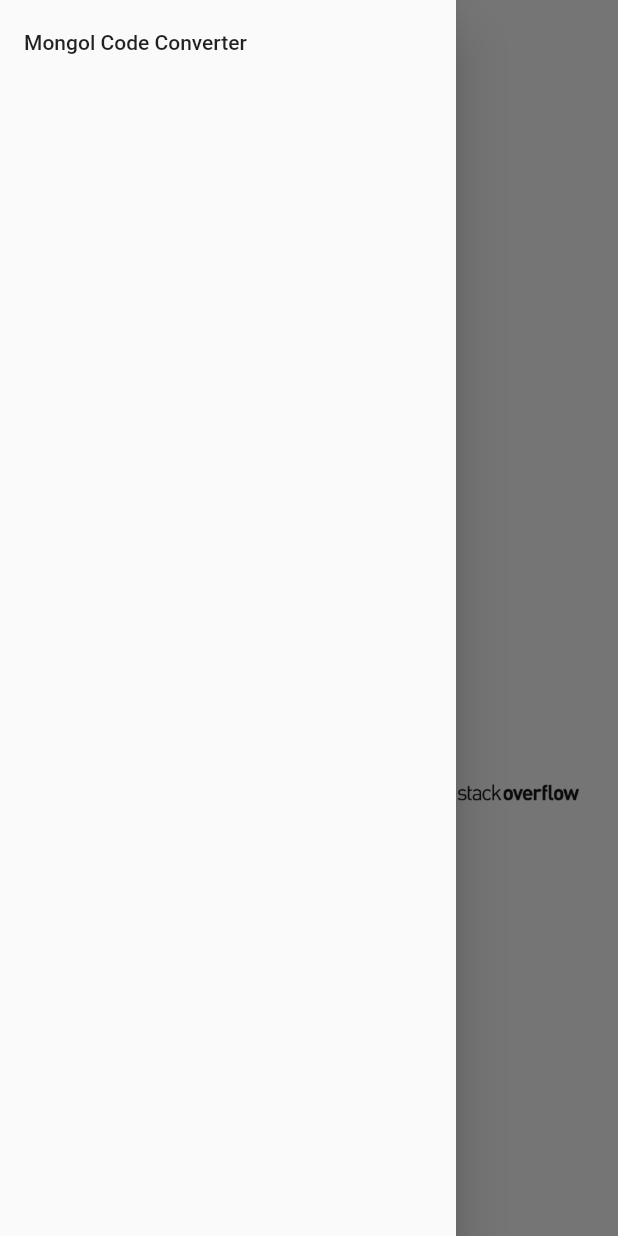
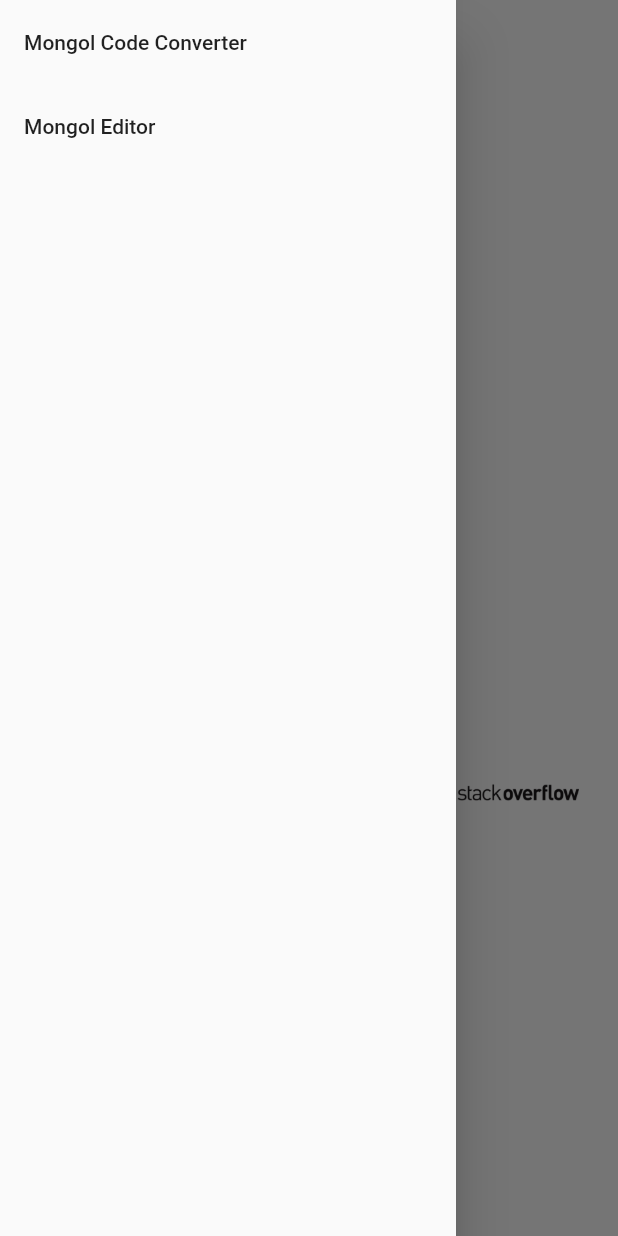
Before and after one commit to suragch/flutter_portfolio, a Flutter app: the screen it shows after launch, with the side drawer open, on a phone screen of 412 x 824 dp. Run offline on Flutter 3.47's test engine with Material 2 defaults, Android fonts, the phone set to English and light mode, and no system bars; missing offline and left inert: dart:html.

Commit message:
add another web app link

```diff
--- a/lib/main.dart
+++ b/lib/main.dart
@@ -37,6 +37,13 @@ class MyHomePage extends StatelessWidget {
                 'https://suragch.dev/apps/mongolcode/',
                 'Mongol Code Converter',
               ),
+            ),
+            ListTile(
+              title: Text('Mongol Editor'),
+              onTap: () => html.window.open(
+                'https://suragch.dev/apps/mongoleditor/',
+                'Mongol Code Converter',
+              ),
             )
           ],
         ),
@@ -72,7 +79,7 @@ class MyHomePage extends StatelessWidget {
 }
 
 class GitHubButton extends StatelessWidget {
-  const GitHubButton({Key key}) : super(key: key);
+  const GitHubButton({Key? key}) : super(key: key);
 
   @override
   Widget build(BuildContext context) {
@@ -86,7 +93,7 @@ class GitHubButton extends StatelessWidget {
 }
 
 class TwitterButton extends StatelessWidget {
-  const TwitterButton({Key key}) : super(key: key);
+  const TwitterButton({Key? key}) : super(key: key);
 
   @override
   Widget build(BuildContext context) {
@@ -100,7 +107,7 @@ class TwitterButton extends StatelessWidget {
 }
 
 class MediumButton extends StatelessWidget {
-  const MediumButton({Key key}) : super(key: key);
+  const MediumButton({Key? key}) : super(key: key);
 
   @override
   Widget build(BuildContext context) {
@@ -115,7 +122,7 @@ class MediumButton extends StatelessWidget {
 }
 
 class StackOverflowButton extends StatelessWidget {
-  const StackOverflowButton({Key key}) : super(key: key);
+  const StackOverflowButton({Key? key}) : super(key: key);
 
   @override
   Widget build(BuildContext context) {
--- a/pubspec.yaml
+++ b/pubspec.yaml
@@ -6,7 +6,7 @@ publish_to: 'none' # Remove this line if you wish to publish to pub.dev
 version: 1.0.0+1
 
 environment:
-  sdk: ">=2.7.0 <3.0.0"
+  sdk: ">=2.12.0 <3.0.0"
 
 dependencies:
   flutter:
```
Also changed, not shown: pubspec.lock.
